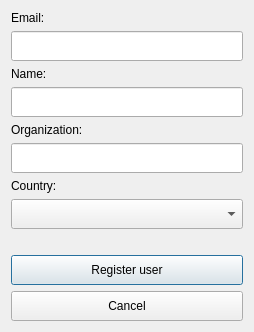
This is LDMP/gui/DlgSettingsRegister.ui in ConservationInternational/trends.earth as Qt 5 draws it before an edit. The edited form follows.
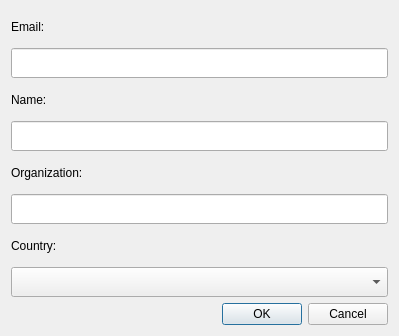
This is the edited form.

```diff
--- a/LDMP/gui/DlgSettingsRegister.ui
+++ b/LDMP/gui/DlgSettingsRegister.ui
@@ -6,8 +6,8 @@
    <rect>
     <x>0</x>
     <y>0</y>
-    <width>254</width>
-    <height>330</height>
+    <width>399</width>
+    <height>336</height>
    </rect>
   </property>
   <property name="sizePolicy">
@@ -20,6 +20,13 @@
    <string>Register new user</string>
   </property>
   <layout class="QGridLayout" name="gridLayout">
+   <item row="8" column="0">
+    <widget class="QDialogButtonBox" name="buttonBox">
+     <property name="standardButtons">
+      <set>QDialogButtonBox::Cancel|QDialogButtonBox::Ok</set>
+     </property>
+    </widget>
+   </item>
    <item row="0" column="0">
     <widget class="QLabel" name="label_2">
      <property name="sizePolicy">
@@ -72,16 +79,13 @@
      </property>
     </widget>
    </item>
-   <item row="4" column="0">
-    <widget class="QLabel" name="label_3">
-     <property name="sizePolicy">
-      <sizepolicy hsizetype="Preferred" vsizetype="Minimum">
-       <horstretch>0</horstretch>
-       <verstretch>0</verstretch>
-      </sizepolicy>
-     </property>
-     <property name="text">
-      <string>Organization:</string>
+   <item row="7" column="0">
+    <widget class="QComboBox" name="country">
+     <property name="minimumSize">
+      <size>
+       <width>0</width>
+       <height>30</height>
+      </size>
      </property>
     </widget>
    </item>
@@ -114,55 +118,16 @@
      </property>
     </widget>
    </item>
-   <item row="7" column="0">
-    <widget class="QComboBox" name="country">
-     <property name="minimumSize">
-      <size>
-       <width>0</width>
-       <height>30</height>
-      </size>
+   <item row="4" column="0">
+    <widget class="QLabel" name="label_3">
+     <property name="sizePolicy">
+      <sizepolicy hsizetype="Preferred" vsizetype="Minimum">
+       <horstretch>0</horstretch>
+       <verstretch>0</verstretch>
+      </sizepolicy>
      </property>
-    </widget>
-   </item>
-   <item row="8" column="0">
-    <spacer name="verticalSpacer">
-     <property name="orientation">
-      <enum>Qt::Vertical</enum>
-     </property>
-     <property name="sizeType">
-      <enum>QSizePolicy::Fixed</enum>
-     </property>
-     <property name="sizeHint" stdset="0">
-      <size>
-       <width>20</width>
-       <height>20</height>
-      </size>
-     </property>
-    </spacer>
-   </item>
-   <item row="9" column="0">
-    <widget class="QPushButton" name="save">
-     <property name="minimumSize">
-      <size>
-       <width>0</width>
-       <height>30</height>
-      </size>
-     </property>
      <property name="text">
-      <string>Register user</string>
-     </property>
-    </widget>
-   </item>
-   <item row="10" column="0">
-    <widget class="QPushButton" name="cancel">
-     <property name="minimumSize">
-      <size>
-       <width>0</width>
-       <height>30</height>
-      </size>
-     </property>
-     <property name="text">
-      <string>Cancel</string>
+      <string>Organization:</string>
      </property>
     </widget>
    </item>
```
Left out of the diff: 2 changed lines with no effect on the pictures.
